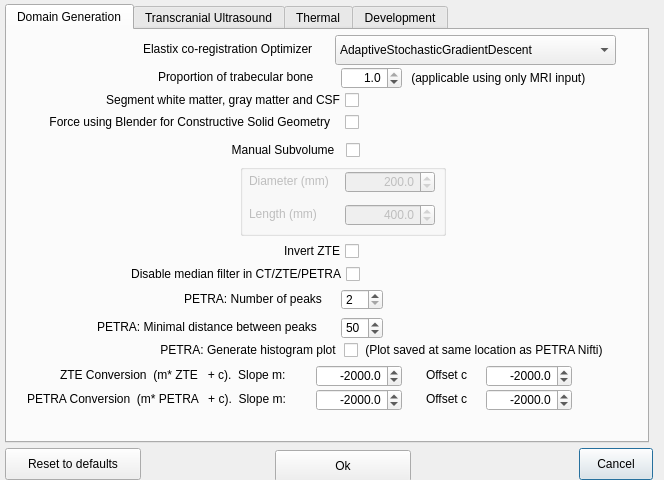
Above: BabelBrain/Options/form.ui from ProteusMRIgHIFU/BabelBrain before the change. Below: the same form after it.
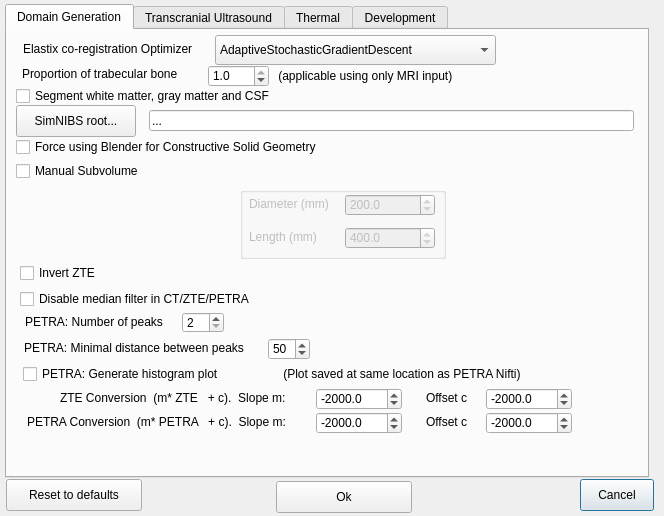
That is the form after the change. The open tabs and pages were chosen to show the change.

The edit to the form file:
```diff
--- a/BabelBrain/Options/form.ui
+++ b/BabelBrain/Options/form.ui
@@ -7,7 +7,7 @@
     <x>0</x>
     <y>0</y>
     <width>664</width>
-    <height>480</height>
+    <height>516</height>
    </rect>
   </property>
   <property name="windowTitle">
@@ -16,8 +16,8 @@
   <widget class="QPushButton" name="CancelpushButton">
    <property name="geometry">
     <rect>
-     <x>579</x>
-     <y>448</y>
+     <x>580</x>
+     <y>479</y>
      <width>74</width>
      <height>32</height>
     </rect>
@@ -29,8 +29,8 @@
   <widget class="QPushButton" name="ContinuepushButton">
    <property name="geometry">
     <rect>
-     <x>275</x>
-     <y>450</y>
+     <x>276</x>
+     <y>481</y>
      <width>136</width>
      <height>32</height>
     </rect>
@@ -42,8 +42,8 @@
   <widget class="QPushButton" name="ResetpushButton">
    <property name="geometry">
     <rect>
-     <x>5</x>
-     <y>448</y>
+     <x>6</x>
+     <y>479</y>
      <width>136</width>
      <height>32</height>
     </rect>
@@ -58,7 +58,7 @@
      <x>5</x>
      <y>4</y>
      <width>644</width>
-     <height>439</height>
+     <height>474</height>
     </rect>
    </property>
    <property name="currentIndex">
@@ -71,7 +71,7 @@
     <widget class="QLabel" name="label_5">
      <property name="geometry">
       <rect>
-       <x>136</x>
+       <x>16</x>
        <y>11</y>
        <width>201</width>
        <height>16</height>
@@ -84,7 +84,7 @@
     <widget class="QComboBox" name="ElastixOptimizercomboBox">
      <property name="geometry">
       <rect>
-       <x>328</x>
+       <x>208</x>
        <y>5</y>
        <width>281</width>
        <height>30</height>
@@ -115,14 +115,14 @@
     <widget class="QCheckBox" name="ForceBlendercheckBox">
      <property name="geometry">
       <rect>
-       <x>3</x>
-       <y>82</y>
+       <x>9</x>
+       <y>107</y>
        <width>349</width>
        <height>20</height>
       </rect>
      </property>
      <property name="layoutDirection">
-      <enum>Qt::LayoutDirection::RightToLeft</enum>
+      <enum>Qt::LeftToRight</enum>
      </property>
      <property name="text">
       <string>Force using Blender for Constructive Solid Geometry   </string>
@@ -131,15 +131,12 @@
     <widget class="QDoubleSpinBox" name="TrabecularProportionSpinBox">
      <property name="geometry">
       <rect>
-       <x>334</x>
-       <y>37</y>
+       <x>201</x>
+       <y>35</y>
        <width>61</width>
        <height>22</height>
       </rect>
      </property>
-     <property name="alignment">
-      <set>Qt::AlignmentFlag::AlignRight|Qt::AlignmentFlag::AlignTrailing|Qt::AlignmentFlag::AlignVCenter</set>
-     </property>
      <property name="decimals">
       <number>1</number>
      </property>
@@ -159,8 +156,8 @@
     <widget class="QLabel" name="FocalLengthLabel_3">
      <property name="geometry">
       <rect>
-       <x>401</x>
-       <y>38</y>
+       <x>268</x>
+       <y>36</y>
        <width>251</width>
        <height>20</height>
       </rect>
@@ -176,7 +173,7 @@
      <property name="geometry">
       <rect>
        <x>233</x>
-       <y>134</y>
+       <y>157</y>
        <width>206</width>
        <height>72</height>
       </rect>
@@ -193,9 +190,6 @@
         <height>22</height>
        </rect>
       </property>
-      <property name="alignment">
-       <set>Qt::AlignmentFlag::AlignRight|Qt::AlignmentFlag::AlignTrailing|Qt::AlignmentFlag::AlignVCenter</set>
-      </property>
       <property name="decimals">
        <number>1</number>
       </property>
@@ -234,9 +228,6 @@
         <height>22</height>
        </rect>
       </property>
-      <property name="alignment">
-       <set>Qt::AlignmentFlag::AlignRight|Qt::AlignmentFlag::AlignTrailing|Qt::AlignmentFlag::AlignVCenter</set>
-      </property>
       <property name="decimals">
        <number>1</number>
       </property>
@@ -270,14 +261,14 @@
     <widget class="QCheckBox" name="ManualFOVcheckBox">
      <property name="geometry">
       <rect>
-       <x>203</x>
-       <y>110</y>
+       <x>9</x>
+       <y>131</y>
        <width>150</width>
        <height>20</height>
       </rect>
      </property>
      <property name="layoutDirection">
-      <enum>Qt::LayoutDirection::RightToLeft</enum>
+      <enum>Qt::LeftToRight</enum>
      </property>
      <property name="text">
       <string>Manual Subvolume  </string>
@@ -286,8 +277,8 @@
     <widget class="QLabel" name="FocalLengthLabel_2">
      <property name="geometry">
       <rect>
-       <x>151</x>
-       <y>37</y>
+       <x>15</x>
+       <y>34</y>
        <width>181</width>
        <height>20</height>
       </rect>
@@ -299,14 +290,14 @@
     <widget class="QCheckBox" name="InvertZTEcheckBox">
      <property name="geometry">
       <rect>
-       <x>202</x>
-       <y>211</y>
+       <x>13</x>
+       <y>233</y>
        <width>150</width>
        <height>20</height>
       </rect>
      </property>
      <property name="layoutDirection">
-      <enum>Qt::LayoutDirection::RightToLeft</enum>
+      <enum>Qt::LeftToRight</enum>
      </property>
      <property name="text">
       <string>Invert ZTE</string>
@@ -315,14 +306,14 @@
     <widget class="QCheckBox" name="DisableCTMedianFiltercheckBox">
      <property name="geometry">
       <rect>
-       <x>102</x>
-       <y>234</y>
+       <x>13</x>
+       <y>259</y>
        <width>251</width>
        <height>20</height>
       </rect>
      </property>
      <property name="layoutDirection">
-      <enum>Qt::LayoutDirection::RightToLeft</enum>
+      <enum>Qt::LeftToRight</enum>
      </property>
      <property name="text">
       <string>Disable median filter in CT/ZTE/PETRA</string>
@@ -331,8 +322,8 @@
     <widget class="QLabel" name="FocalLengthLabel_4">
      <property name="geometry">
       <rect>
-       <x>177</x>
-       <y>259</y>
+       <x>18</x>
+       <y>282</y>
        <width>156</width>
        <height>20</height>
       </rect>
@@ -344,8 +335,8 @@
     <widget class="QLabel" name="FocalLengthLabel_5">
      <property name="geometry">
       <rect>
-       <x>90</x>
-       <y>287</y>
+       <x>17</x>
+       <y>308</y>
        <width>241</width>
        <height>20</height>
       </rect>
@@ -357,14 +348,14 @@
     <widget class="QCheckBox" name="GeneratePETRAHistogramcheckBox">
      <property name="geometry">
       <rect>
-       <x>100</x>
-       <y>310</y>
+       <x>16</x>
+       <y>334</y>
        <width>251</width>
        <height>20</height>
       </rect>
      </property>
      <property name="layoutDirection">
-      <enum>Qt::LayoutDirection::RightToLeft</enum>
+      <enum>Qt::LeftToRight</enum>
      </property>
      <property name="text">
       <string>PETRA: Generate histogram plot </string>
@@ -373,8 +364,8 @@
     <widget class="QLabel" name="FocalLengthLabel_6">
      <property name="geometry">
       <rect>
-       <x>355</x>
-       <y>310</y>
+       <x>273</x>
+       <y>334</y>
        <width>276</width>
        <height>20</height>
       </rect>
@@ -386,8 +377,8 @@
     <widget class="QSpinBox" name="PetraNPeaksSpinBox">
      <property name="geometry">
       <rect>
-       <x>334</x>
-       <y>259</y>
+       <x>175</x>
+       <y>282</y>
        <width>42</width>
        <height>21</height>
       </rect>
@@ -402,8 +393,8 @@
     <widget class="QSpinBox" name="PetraMRIPeakDistancespinBox">
      <property name="geometry">
       <rect>
-       <x>334</x>
-       <y>287</y>
+       <x>261</x>
+       <y>308</y>
        <width>42</width>
        <height>22</height>
       </rect>
@@ -422,14 +413,11 @@
      <property name="geometry">
       <rect>
        <x>309</x>
-       <y>335</y>
+       <y>358</y>
        <width>86</width>
        <height>22</height>
       </rect>
      </property>
-     <property name="alignment">
-      <set>Qt::AlignmentFlag::AlignRight|Qt::AlignmentFlag::AlignTrailing|Qt::AlignmentFlag::AlignVCenter</set>
-     </property>
      <property name="decimals">
       <number>1</number>
      </property>
@@ -450,7 +438,7 @@
      <property name="geometry">
       <rect>
        <x>53</x>
-       <y>335</y>
+       <y>358</y>
        <width>255</width>
        <height>20</height>
       </rect>
@@ -463,14 +451,11 @@
      <property name="geometry">
       <rect>
        <x>479</x>
-       <y>335</y>
+       <y>358</y>
        <width>86</width>
        <height>22</height>
       </rect>
      </property>
-     <property name="alignment">
-      <set>Qt::AlignmentFlag::AlignRight|Qt::AlignmentFlag::AlignTrailing|Qt::AlignmentFlag::AlignVCenter</set>
-     </property>
      <property name="decimals">
       <number>1</number>
      </property>
@@ -491,7 +476,7 @@
      <property name="geometry">
       <rect>
        <x>419</x>
-       <y>335</y>
+       <y>358</y>
        <width>70</width>
        <height>20</height>
       </rect>
@@ -504,14 +489,11 @@
      <property name="geometry">
       <rect>
        <x>309</x>
-       <y>359</y>
+       <y>382</y>
        <width>86</width>
        <height>22</height>
       </rect>
      </property>
-     <property name="alignment">
-      <set>Qt::AlignmentFlag::AlignRight|Qt::AlignmentFlag::AlignTrailing|Qt::AlignmentFlag::AlignVCenter</set>
-     </property>
      <property name="decimals">
       <number>1</number>
      </property>
@@ -532,14 +514,11 @@
      <property name="geometry">
       <rect>
        <x>479</x>
-       <y>359</y>
+       <y>382</y>
        <width>86</width>
        <height>22</height>
       </rect>
      </property>
-     <property name="alignment">
-      <set>Qt::AlignmentFlag::AlignRight|Qt::AlignmentFlag::AlignTrailing|Qt::AlignmentFlag::AlignVCenter</set>
-     </property>
      <property name="decimals">
       <number>1</number>
      </property>
@@ -560,7 +539,7 @@
      <property name="geometry">
       <rect>
        <x>20</x>
-       <y>359</y>
+       <y>382</y>
        <width>288</width>
        <height>20</height>
       </rect>
@@ -573,7 +552,7 @@
      <property name="geometry">
       <rect>
        <x>419</x>
-       <y>359</y>
+       <y>382</y>
        <width>70</width>
        <height>20</height>
       </rect>
@@ -586,18 +565,56 @@
      <property name="geometry">
       <rect>
        <x>9</x>
-       <y>60</y>
+       <y>56</y>
        <width>343</width>
        <height>20</height>
       </rect>
      </property>
      <property name="layoutDirection">
-      <enum>Qt::LayoutDirection::RightToLeft</enum>
+      <enum>Qt::LeftToRight</enum>
      </property>
      <property name="text">
       <string>Segment white matter, gray matter and CSF</string>
      </property>
     </widget>
+    <widget class="QLineEdit" name="SimbNINBSRootlineEdit">
+     <property name="geometry">
+      <rect>
+       <x>142</x>
+       <y>80</y>
+       <width>485</width>
+       <height>21</height>
+      </rect>
+     </property>
+     <property name="styleSheet">
+      <string notr="true"/>
+     </property>
+     <property name="text">
+      <string>...</string>
+     </property>
+    </widget>
+    <widget class="QPushButton" name="SimNIBSRootpushButton">
+     <property name="geometry">
+      <rect>
+       <x>9</x>
+       <y>75</y>
+       <width>120</width>
+       <height>32</height>
+      </rect>
+     </property>
+     <property name="styleSheet">
+      <string notr="true"/>
+     </property>
+     <property name="text">
+      <string>SimNIBS root...</string>
+     </property>
+     <property name="autoDefault">
+      <bool>false</bool>
+     </property>
+     <property name="flat">
+      <bool>false</bool>
+     </property>
+    </widget>
    </widget>
    <widget class="QWidget" name="tab_2">
     <attribute name="title">
```
Left out of the diff: 78 changed lines with no effect on the pictures.
